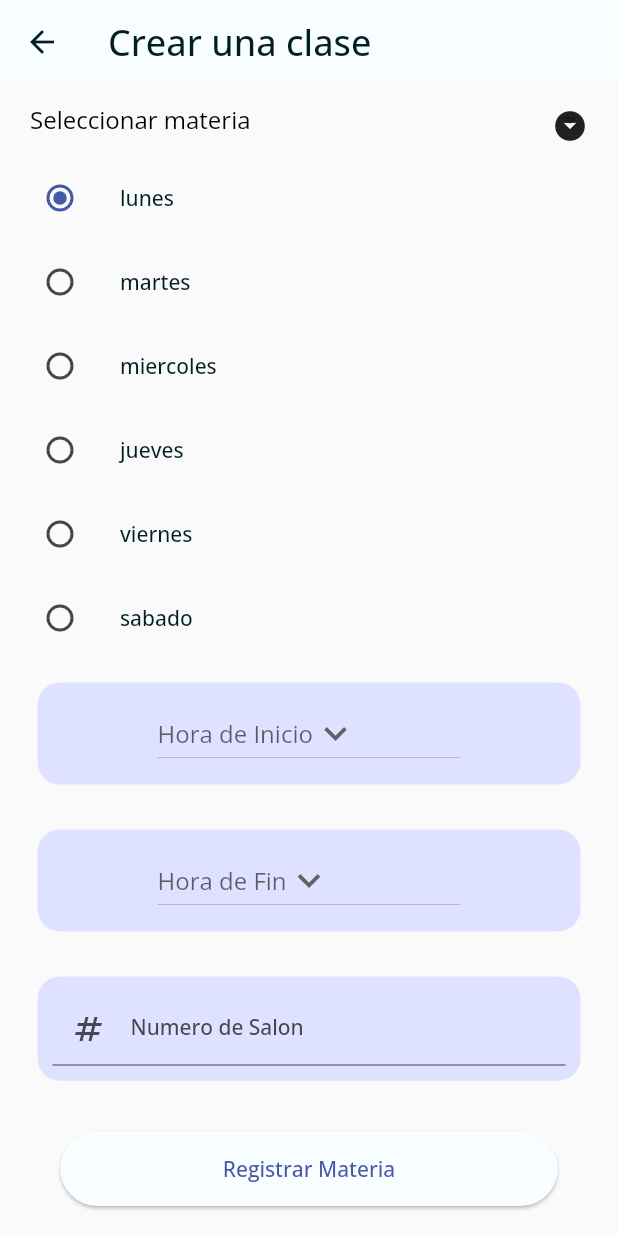
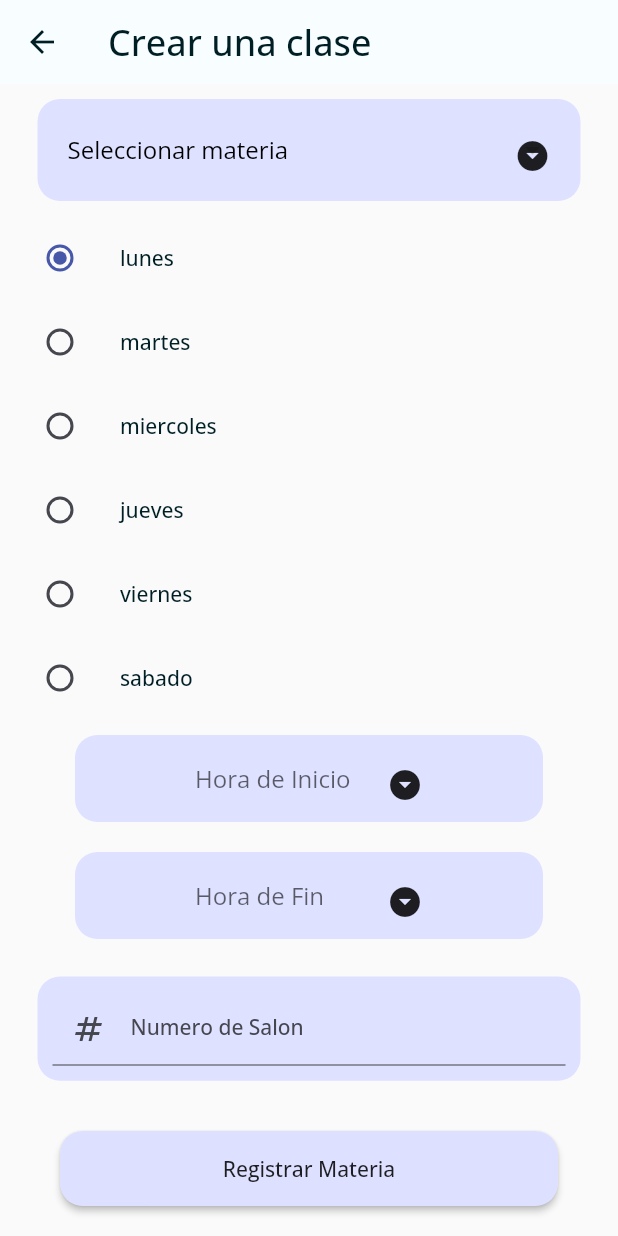
Before and after one commit to moisesmtzs/agenda_modular, a Flutter app: the ClasePage screen opened by its route, after a tap on "Registrar Materia", on a phone screen of 412 x 824 dp. Run offline on Flutter 3.47's test engine with Material 2 defaults, Android fonts, the phone set to English and light mode, and no system bars; our stand-ins replace avatar_glow, flutter_svg, flutter_tts, flutter_zoom_drawer, get, get_storage and 5 more; missing offline and left inert: dart:ffi, highlight_text; accounts and stored records are empty.

Commit message:
Errores en dropdowns corregidos y cambios en la UI

```diff
--- a/lib/src/screens/clase/add_clase/add_clase_controller.dart
+++ b/lib/src/screens/clase/add_clase/add_clase_controller.dart
@@ -1,18 +1,19 @@
-import 'package:agenda_app/src/models/subject.dart';
-import 'package:agenda_app/src/providers/subjectProvider.dart';
 import 'package:flutter/material.dart';
 import 'package:get/get.dart';
 
 import 'package:agenda_app/src/models/clase.dart';
 import 'package:agenda_app/src/models/response_api.dart';
+import 'package:agenda_app/src/models/subject.dart';
 import 'package:agenda_app/src/providers/claseProvider.dart';
+import 'package:agenda_app/src/providers/subjectProvider.dart';
+import 'package:agenda_app/src/ui/app_colors.dart';
 
 import 'package:agenda_app/src/models/user.dart';
 import 'package:get_storage/get_storage.dart';
 
 class ClaseController extends GetxController {
   User userSession = User.fromJson(GetStorage().read('user') ?? {});
-  String? idsubject;
+  var idsubject = ''.obs;
   String? begineController;
   String? endController;
   String? daysController;
@@ -21,30 +22,33 @@ class ClaseController extends GetxController {
   SubjectProvider subjectProvider = SubjectProvider();
 
   //dropdown
-  List<Subject?> subjects = <Subject>[].obs;
+  RxList<Subject?> subjects = <Subject?>[].obs;
 
   ClaseController() {
     getSubjects();
+    subjects.refresh();
   }
 
   void getSubjects() async {
     var result = await subjectProvider.findByUser(userSession.id as String);
     subjects.clear();
-    subjects.addAll(result);
+    for ( var s in result ) {
+      subjects.add(s!);
+    }
   }
 
   ClaseProvider claseProvider = ClaseProvider();
 
   void register(BuildContext context) async {
     String idUser = userSession.id as String;
-    String? idSubject = idsubject;
+    String? idSubject = idsubject.string;
     String inicio = "0001-01-01 " + begineController.toString() + ":00";
     String fin = "0001-01-01 " + endController.toString() + ":00";
     String? days = daysController;
     String clasroom = clasroomController.text;
     String building = buildingController.text;
 
-    if (isValidForms(idSubject!, inicio, fin, days!, clasroom, building)) {
+    if (isValidForms(idSubject, inicio, fin, days!, clasroom, building)) {
       // Get.snackbar('idUsuario', idSubject);
       // Get.snackbar('inicio', inicio);
       // Get.snackbar('fin', fin);
@@ -64,7 +68,12 @@ class ClaseController extends GetxController {
 
       ResponseApi? responseApi = await claseProvider.create(clase);
       if (responseApi?.success == true) {
-        Get.snackbar(responseApi?.message ?? '', 'Clase creada correctamente');
+        Get.snackbar(
+          responseApi?.message ?? '',
+          'Clase creada correctamente',
+          backgroundColor: AppColors.colors.secondary,
+          colorText: AppColors.colors.onSecondary
+        );
         Future.delayed(const Duration(milliseconds: 1000), () {
           Get.offNamed('/home');
         });
--- a/lib/src/screens/clase/add_clase/add_clase_page.dart
+++ b/lib/src/screens/clase/add_clase/add_clase_page.dart
@@ -46,7 +46,7 @@ class _ClasePageState extends State<ClasePage> {
         physics: const ClampingScrollPhysics(),
         keyboardDismissBehavior: ScrollViewKeyboardDismissBehavior.onDrag,
         children: [
-          _dropDownSubjects(claseController.subjects),
+          _dropDownSubjects(),
           _day(),
           _begin(),
           _end(),
@@ -58,65 +58,74 @@ class _ClasePageState extends State<ClasePage> {
     );
   }
 
-  Widget _dropDownSubjects(List<Subject?> subjects) {
+  Widget _dropDownSubjects() {
     return Container(
-      padding: EdgeInsets.symmetric(horizontal: 20),
-      child: DropdownButton(
+      padding: const EdgeInsets.symmetric(horizontal: 20, vertical: 10),
+      margin: const EdgeInsets.symmetric(horizontal: 25, vertical: 10),
+      decoration: BoxDecoration(
+        color: AppColors.colors.primaryContainer,
+        borderRadius: BorderRadius.circular(15)
+      ),
+      child: Obx( () => DropdownButton(
+        dropdownColor: AppColors.colors.onSecondary,
+        borderRadius: BorderRadius.circular(16),
         underline: Container(
-            alignment: Alignment.centerRight,
-            child: Icon(
-              Icons.arrow_drop_down_circle,
-            )),
+          alignment: Alignment.centerRight,
+          child: const Icon(Icons.arrow_drop_down_circle)
+        ),
         elevation: 3,
         isExpanded: true,
-        hint: Text(
+        hint: const Text(
           'Seleccionar materia',
           style: TextStyle(color: Colors.black, fontSize: 16),
         ),
-        items: _dropDownItems(subjects),
-        value: claseController.idsubject,
+        items: _dropDownItems(),
+        value: claseController.idsubject.value == '' ? null : claseController.idsubject.value,
         onChanged: (option) {
-          claseController.idsubject = option.toString();
+          claseController.idsubject.value = option.toString();
         },
+      ),
       ),
     );
   }
 
-  List<DropdownMenuItem<String>> _dropDownItems(List<Subject?> subjects) {
+  List<DropdownMenuItem<String>> _dropDownItems() {
     //Recuperamos las categorias para mostrar en un dropdown
     List<DropdownMenuItem<String>> list = [];
-    subjects.forEach((subjects) {
+    for (var subject in claseController.subjects) {
       list.add(DropdownMenuItem(
-        child: Text(subjects?.name ?? ''),
-        value: subjects?.id,
+        child: Text(subject?.name ?? ''),
+        value: subject?.id,
       ));
       //debugPrint(subjects?.name.toString());
-    });
+    }
     return list;
   }
 
   Widget _begin() {
     return Container(
-      margin: const EdgeInsets.symmetric(horizontal: 25, vertical: 15),
-      padding: const EdgeInsets.symmetric(horizontal: 80, vertical: 10),
+      margin: const EdgeInsets.symmetric(horizontal: 50, vertical: 10),
+      padding: const EdgeInsets.symmetric(horizontal: 80, vertical: 5),
       decoration: BoxDecoration(
-          color: AppColors.colors.primaryContainer,
-          borderRadius: BorderRadius.circular(15)),
+        color: AppColors.colors.primaryContainer,
+        borderRadius: BorderRadius.circular(15)
+      ),
       child: DropdownButton(
         dropdownColor: AppColors.colors.onSecondary,
         borderRadius: BorderRadius.circular(16),
         alignment: Alignment.center,
         menuMaxHeight: 400,
-        icon: const Icon(Icons.keyboard_arrow_down),
-        iconSize: 30,
         hint: const Text("Hora de Inicio"),
         value: claseController.begineController,
-        items: items
-            .map((String hora) => DropdownMenuItem<String>(
-                  value: hora,
-                  child: Text(hora),
-                ))
-            .toList(),
+        icon: const Visibility(visible: false, child: Icon(Icons.arrow_drop_down_circle)),
+        underline: Container(
+          alignment: Alignment.centerRight,
+          child: const Icon(Icons.arrow_drop_down_circle)
+        ),
+        items: items.map((String hora) => DropdownMenuItem<String>(
+          value: hora,
+          child: Text(hora),
+        )).toList(),
         onChanged: (option) {
           setState(() {
             claseController.begineController = option.toString();
@@ -128,20 +137,25 @@ class _ClasePageState extends State<ClasePage> {
 
   Widget _end() {
     return Container(
-      margin: const EdgeInsets.symmetric(horizontal: 25, vertical: 15),
-      padding: const EdgeInsets.symmetric(horizontal: 80, vertical: 10),
+      margin: const EdgeInsets.symmetric(horizontal: 50, vertical: 10),
+      padding: const EdgeInsets.symmetric(horizontal: 80, vertical: 5),
       decoration: BoxDecoration(
-          color: AppColors.colors.primaryContainer,
-          borderRadius: BorderRadius.circular(15)),
+        color: AppColors.colors.primaryContainer,
+        borderRadius: BorderRadius.circular(15)
+      ),
       child: DropdownButton(
         dropdownColor: AppColors.colors.onSecondary,
         borderRadius: BorderRadius.circular(16),
         alignment: Alignment.center,
         menuMaxHeight: 400,
-        icon: const Icon(Icons.keyboard_arrow_down),
+        icon: const Visibility(visible: false, child: Icon(Icons.arrow_drop_down_circle)),
         iconSize: 30,
         hint: const Text("Hora de Fin"),
         value: claseController.endController,
+        underline: Container(
+          alignment: Alignment.centerRight,
+          child: const Icon(Icons.arrow_drop_down_circle)
+        ),
         items: items
             .map((String hora) => DropdownMenuItem<String>(
                   value: hora,
@@ -164,6 +178,7 @@ class _ClasePageState extends State<ClasePage> {
         ListTile(
           title: const Text('lunes'),
           leading: Radio<SingingCharacter>(
+            activeColor: AppColors.colors.primary,
             value: SingingCharacter.lunes,
             groupValue: _character,
             onChanged: (SingingCharacter? value) {
@@ -177,6 +192,7 @@ class _ClasePageState extends State<ClasePage> {
         ListTile(
           title: const Text('martes'),
           leading: Radio<SingingCharacter>(
+            activeColor: AppColors.colors.primary,
             value: SingingCharacter.martes,
             groupValue: _character,
             onChanged: (SingingCharacter? value) {
@@ -190,6 +206,7 @@ class _ClasePageState extends State<ClasePage> {
         ListTile(
           title: const Text('miercoles'),
           leading: Radio<SingingCharacter>(
+            activeColor: AppColors.colors.primary,
             value: SingingCharacter.miercoles,
             groupValue: _character,
             onChanged: (SingingCharacter? value) {
@@ -203,6 +220,7 @@ class _ClasePageState extends State<ClasePage> {
         ListTile(
           title: const Text('jueves'),
           leading: Radio<SingingCharacter>(
+            activeColor: AppColors.colors.primary,
             value: SingingCharacter.jueves,
             groupValue: _character,
             onChanged: (SingingCharacter? value) {
@@ -216,6 +234,7 @@ class _ClasePageState extends State<ClasePage> {
         ListTile(
           title: const Text('viernes'),
           leading: Radio<SingingCharacter>(
+            activeColor: AppColors.colors.primary,
             value: SingingCharacter.viernes,
             groupValue: _character,
             onChanged: (SingingCharacter? value) {
@@ -229,6 +248,7 @@ class _ClasePageState extends State<ClasePage> {
         ListTile(
           title: const Text('sabado'),
           leading: Radio<SingingCharacter>(
+            activeColor: AppColors.colors.primary,
             value: SingingCharacter.sabado,
             groupValue: _character,
             onChanged: (SingingCharacter? value) {
@@ -307,14 +327,20 @@ class _ClasePageState extends State<ClasePage> {
       width: double.infinity,
       height: 50,
       margin: const EdgeInsets.symmetric(horizontal: 40, vertical: 20),
-      child: ElevatedButton(
+      child: MaterialButton(
+        shape: RoundedRectangleBorder( borderRadius: BorderRadius.circular(15) ),
+        disabledColor: Colors.grey,
+        color: AppColors.colors.secondaryContainer,
+        child: Container(
+          padding: const EdgeInsets.symmetric( horizontal: 30, vertical: 15 ),
+          child: const Text(
+            'Registrar Materia',
+          ),
+        ),
         onPressed: () {
           //claseController.daysController = finaldays;
           claseController.register(context);
         },
-        child: const Text(
-          'Registrar Materia',
-        ),
       ),
     );
   }
--- a/lib/src/screens/home/home_page.dart
+++ b/lib/src/screens/home/home_page.dart
@@ -88,7 +88,7 @@ class _MyHomePageState extends State<MyHomePage> {
                 tabBackgroundColor: Colors.indigo.shade100,
                 activeColor: Colors.indigo[300],
                 gap: 10,
-                duration: const Duration( milliseconds: 800 ),
+                duration: const Duration( milliseconds: 1500 ),
                 onTabChange: (index) {
                   navigationController.changeIndex(index);
                 },
--- a/lib/src/screens/subject/subject_controller.dart
+++ b/lib/src/screens/subject/subject_controller.dart
@@ -6,6 +6,7 @@ import 'package:agenda_app/src/models/user.dart';
 import 'package:agenda_app/src/providers/subjectProvider.dart';
 
 class SubjectController extends GetxController {
+
   User userSession = User.fromJson(GetStorage().read('user') ?? {});
 
   final SubjectProvider _subjectProvider = SubjectProvider();
--- a/lib/src/screens/update/update_profile_page.dart
+++ b/lib/src/screens/update/update_profile_page.dart
@@ -56,7 +56,7 @@ class UpdateProfilePage extends StatelessWidget {
         child: BackdropFilter(
           filter: ImageFilter.blur( sigmaX: 6.0, sigmaY: 6.0 ),
           child: Container(
-            margin: const EdgeInsets.only(left: 15, right: 15, bottom: 10),
+            margin: const EdgeInsets.only(left: 8, right: 8, bottom: 10),
             decoration: BoxDecoration(
               color: const Color.fromRGBO(62, 66, 107, 0.6),
               borderRadius: BorderRadius.circular(16.0)
@@ -72,7 +72,7 @@ class UpdateProfilePage extends StatelessWidget {
                 tabBackgroundColor: Colors.indigo.shade100,
                 activeColor: Colors.indigo[300],
                 gap: 10,
-                duration: const Duration( milliseconds: 800 ),
+                duration: const Duration( milliseconds: 1500 ),
                 onTabChange: (index) {
                   navigationController.changeIndex(index);
                 },
```
Also changed, not shown: lib/src/screens/subject/add_subject/add_subject_page.dart (+10 -4 lines), lib/src/screens/subject/detail/subject_detail_page.dart (+33 -26 lines), lib/src/screens/subject/subject_page.dart (+28 -13 lines), lib/src/screens/tasks/add_task/add_task_page.dart (+14 -6 lines), lib/src/widgets/no_subject_widget.dart (+8 -6 lines).
